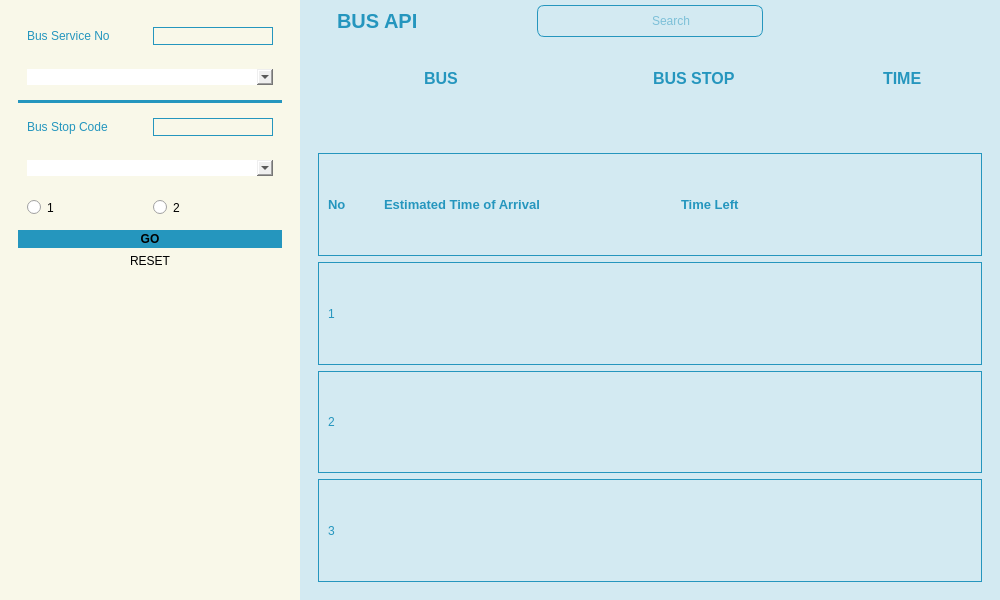
Qt form SGBusApp/page2.ui (FaithWH14/project_2024) before a commit.
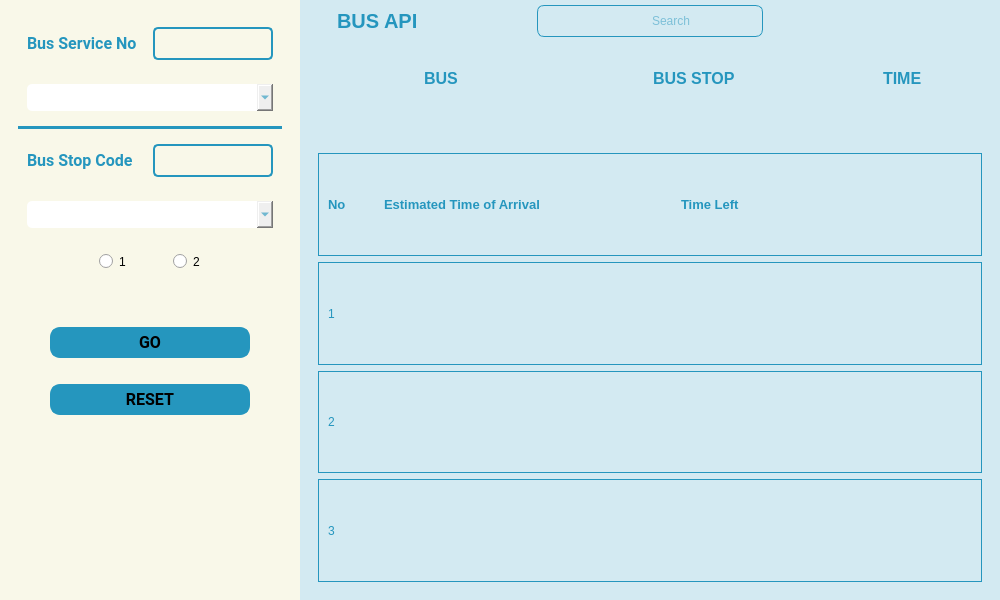
The same form after that commit. Icons and pictures are not drawn.

Commit message: cpp_02_02: add distance calculator between 2 bus stops

```diff
--- a/SGBusApp/page2.ui
+++ b/SGBusApp/page2.ui
@@ -54,10 +54,22 @@
 #record,#record1,#record2,#record3{
 	border:1px solid#2596be;
 }
-#requestBtn{
+#requestBtn,#resetBtn{
 	border: 2px solid#2596be;
 	background-color:#2596be;
 	border-radius:10px;
+	padding:4px;
+}
+#busLe1, #busLe2 {
+	padding:4px;
+	border-radius:5px;
+	border:2px solid#2596be;
+	color:#2596be;
+}
+#busServiceCombo,#busStopCombo{
+	padding:4px;
+	border-radius:5px;
+	color:#2596be;
 }</string>
    </property>
    <layout class="QHBoxLayout" name="horizontalLayout_2">
@@ -117,13 +129,27 @@
                  <height>16777215</height>
                 </size>
                </property>
+               <property name="font">
+                <font>
+                 <family>Roboto</family>
+                 <pointsize>12</pointsize>
+                 <bold>true</bold>
+                </font>
+               </property>
                <property name="text">
                 <string>Bus Service No</string>
                </property>
               </widget>
              </item>
              <item>
-              <widget class="QLineEdit" name="busLe1"/>
+              <widget class="QLineEdit" name="busLe1">
+               <property name="font">
+                <font>
+                 <family>Roboto</family>
+                 <pointsize>12</pointsize>
+                </font>
+               </property>
+              </widget>
              </item>
             </layout>
            </widget>
@@ -138,7 +164,14 @@
             </property>
             <layout class="QHBoxLayout" name="horizontalLayout_16">
              <item>
-              <widget class="QComboBox" name="busServiceCombo"/>
+              <widget class="QComboBox" name="busServiceCombo">
+               <property name="font">
+                <font>
+                 <family>Roboto</family>
+                 <pointsize>10</pointsize>
+                </font>
+               </property>
+              </widget>
              </item>
             </layout>
            </widget>
@@ -176,13 +209,27 @@
                  <height>16777215</height>
                 </size>
                </property>
+               <property name="font">
+                <font>
+                 <family>Roboto</family>
+                 <pointsize>12</pointsize>
+                 <bold>true</bold>
+                </font>
+               </property>
                <property name="text">
                 <string>Bus Stop Code</string>
                </property>
               </widget>
              </item>
              <item>
-              <widget class="QLineEdit" name="busLe2"/>
+              <widget class="QLineEdit" name="busLe2">
+               <property name="font">
+                <font>
+                 <family>Roboto</family>
+                 <pointsize>12</pointsize>
+                </font>
+               </property>
+              </widget>
              </item>
             </layout>
            </widget>
@@ -197,12 +244,19 @@
             </property>
             <layout class="QVBoxLayout" name="verticalLayout_7">
              <item>
-              <widget class="QComboBox" name="busStopCombo"/>
+              <widget class="QComboBox" name="busStopCombo">
+               <property name="font">
+                <font>
+                 <family>Roboto</family>
+                 <pointsize>10</pointsize>
+                </font>
+               </property>
+              </widget>
              </item>
             </layout>
            </widget>
           </item>
-          <item>
+          <item alignment="Qt::AlignHCenter">
            <widget class="QFrame" name="frame_6">
             <property name="frameShape">
              <enum>QFrame::StyledPanel</enum>
@@ -218,6 +272,19 @@
                </property>
               </widget>
              </item>
+             <item>
+              <spacer name="horizontalSpacer">
+               <property name="orientation">
+                <enum>Qt::Horizontal</enum>
+               </property>
+               <property name="sizeHint" stdset="0">
+                <size>
+                 <width>40</width>
+                 <height>20</height>
+                </size>
+               </property>
+              </spacer>
+             </item>
              <item>
               <widget class="QRadioButton" name="secondRadio">
                <property name="text">
@@ -229,9 +296,42 @@
            </widget>
           </item>
           <item>
+           <spacer name="verticalSpacer_2">
+            <property name="orientation">
+             <enum>Qt::Vertical</enum>
+            </property>
+            <property name="sizeHint" stdset="0">
+             <size>
+              <width>20</width>
+              <height>40</height>
+             </size>
+            </property>
+           </spacer>
+          </item>
+          <item alignment="Qt::AlignHCenter">
            <widget class="QPushButton" name="requestBtn">
+            <property name="sizePolicy">
+             <sizepolicy hsizetype="Minimum" vsizetype="Preferred">
+              <horstretch>0</horstretch>
+              <verstretch>0</verstretch>
+             </sizepolicy>
+            </property>
+            <property name="minimumSize">
+             <size>
+              <width>200</width>
+              <height>0</height>
+             </size>
+            </property>
+            <property name="maximumSize">
+             <size>
+              <width>200</width>
+              <height>16777215</height>
+             </size>
+            </property>
             <property name="font">
              <font>
+              <family>Roboto</family>
+              <pointsize>12</pointsize>
               <bold>true</bold>
              </font>
             </property>
@@ -241,7 +341,39 @@
            </widget>
           </item>
           <item>
+           <spacer name="verticalSpacer">
+            <property name="orientation">
+             <enum>Qt::Vertical</enum>
+            </property>
+            <property name="sizeHint" stdset="0">
+             <size>
+              <width>20</width>
+              <height>20</height>
+             </size>
+            </property>
+           </spacer>
+          </item>
+          <item alignment="Qt::AlignHCenter">
            <widget class="QPushButton" name="resetBtn">
+            <property name="minimumSize">
+             <size>
+              <width>200</width>
+              <height>0</height>
+             </size>
+            </property>
+            <property name="maximumSize">
+             <size>
+              <width>200</width>
+              <height>16777215</height>
+             </size>
+            </property>
+            <property name="font">
+             <font>
+              <family>Roboto</family>
+              <pointsize>12</pointsize>
+              <bold>true</bold>
+             </font>
+            </property>
             <property name="text">
              <string>RESET</string>
             </property>
```
The commit also changes 15 other files.
